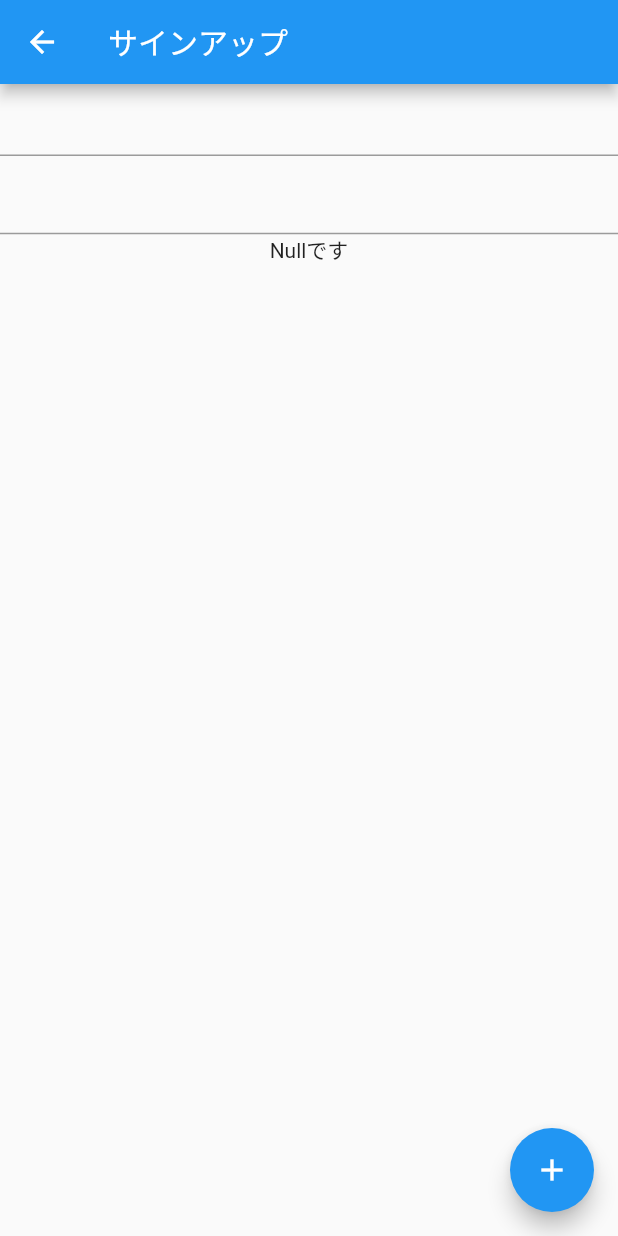
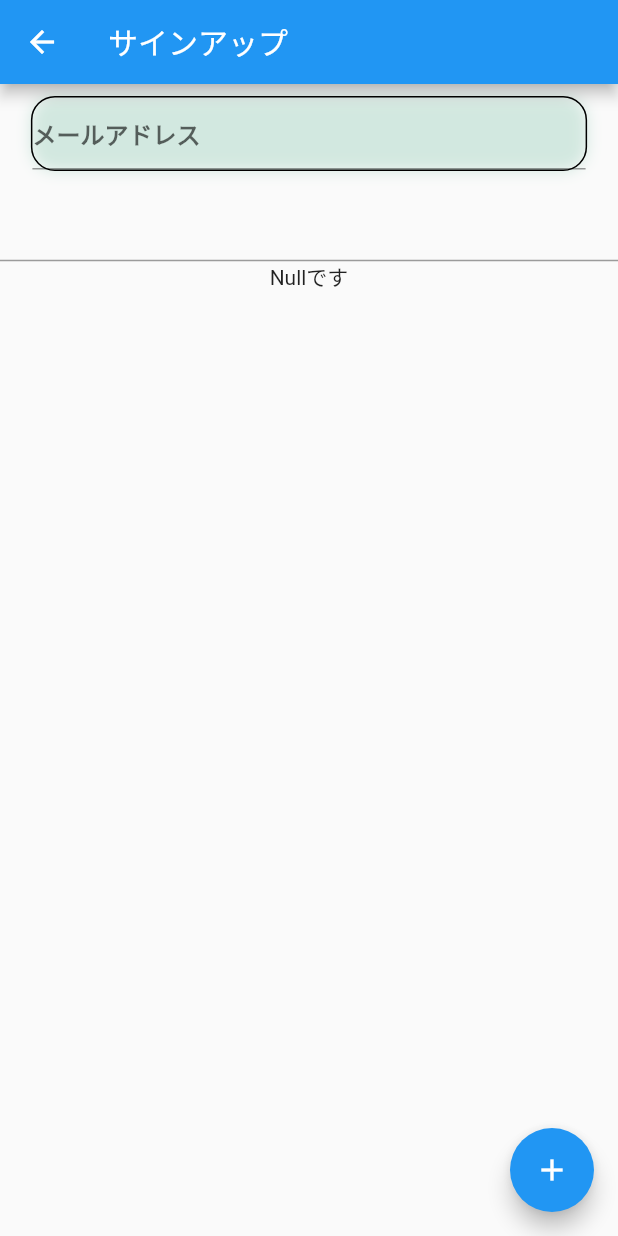
Before and after one commit to kaka0913/udemy_sns, a Flutter app: the SignupPage screen opened directly, on a phone screen of 412 x 824 dp. Run offline on Flutter 3.47's test engine with Material 2 defaults, Android fonts, the light colour scheme and no system bars; our stand-ins replace cloud_firestore, firebase_auth, firebase_core, flutter_riverpod, freezed_annotation; accounts and stored records are empty.

Commit message:
~57 コンぽネンンツ

```diff
--- /dev/null
+++ b/lib/details/rounded_text_field.dart
@@ -0,0 +1,35 @@
+import 'package:flutter/material.dart';
+import 'package:udemy_flutter_sns/details/text_field_container.dart';
+
+class RoundedTextField extends StatelessWidget {
+  const RoundedTextField({
+    Key? key,
+    required this.keyboardType,
+    required this.onChanged,
+    required this.controller,
+    required this.shadowColor,
+    required this.borderColor,
+    required this.hintText,
+
+  }) : super(key: key);
+  final TextInputType keyboardType;
+  final void Function(String)? onChanged;
+  final TextEditingController controller;
+  final Color borderColor;
+  final Color shadowColor;
+  final String hintText;
+  @override
+  Widget build(BuildContext context) {
+    return
+    TextFieldContainer(
+      shadowColor: shadowColor,
+      borderColor: borderColor ,
+      child: TextFormField(
+        keyboardType: keyboardType,
+        onChanged: onChanged,
+        decoration: InputDecoration(hintText: hintText,hintStyle: const TextStyle(fontWeight: FontWeight.bold ) ),
+        controller: controller,
+      ),
+    );
+  }
+}
--- /dev/null
+++ b/lib/details/text_field_container.dart
@@ -0,0 +1,39 @@
+// flutter
+import 'package:flutter/material.dart';
+
+class TextFieldContainer extends StatelessWidget {
+  const TextFieldContainer({Key? key,required this.borderColor,required this.child,required this.shadowColor}) : super(key: key);
+  final Color borderColor;
+  final Color shadowColor;
+  final Widget child;
+  @override
+  Widget build(BuildContext context) {
+    // これはデバイスのサイズを取得
+    final size = MediaQuery.of(context).size;
+    //　デバイスの横の長さ
+    final double width = size.width;
+    // Centerで囲むと真ん中に配置される
+    return Center(
+      child: Container(
+        // marginとは余白のこと
+        // symmetricとは対称
+        // verticalとは上下
+        margin: const EdgeInsets.symmetric(vertical: 8.0),
+        width: width * 0.9,
+        decoration: BoxDecoration(
+          // 全方向にボーダーがつきます
+          border: Border.all(
+            color: borderColor
+          ),
+          boxShadow: [BoxShadow(
+            color: shadowColor,
+            blurRadius: 8.0,
+            offset: const Offset(0,0),
+          )],
+          borderRadius: BorderRadius.circular(16.0)
+        ),
+        child: child,
+      ),
+    );
+  }
+}
--- a/lib/views/signup_page.dart
+++ b/lib/views/signup_page.dart
@@ -2,8 +2,11 @@
 import 'package:flutter/material.dart';
 // packages
 import 'package:flutter_riverpod/flutter_riverpod.dart';
+// components
+import 'package:udemy_flutter_sns/details/rounded_text_field.dart';
 // models
 import 'package:udemy_flutter_sns/models/signup_model.dart';
+
 class SignupPage extends ConsumerWidget {
   const SignupPage({Key? key}) : super(key: key);
   @override
@@ -17,10 +20,13 @@ class SignupPage extends ConsumerWidget {
       ),
       body: Column(
         children: [
-          TextFormField(
+          RoundedTextField(
+            controller: emailEditingController,
             keyboardType: TextInputType.emailAddress,
-            controller: emailEditingController,
             onChanged: (text) => signupModel.email = text,
+            borderColor: Colors.black,
+            shadowColor: const Color(0xFF77BFA3).withOpacity(0.3),
+            hintText: "メールアドレス"
           ),
           TextFormField(
             keyboardType: TextInputType.visiblePassword,
```
